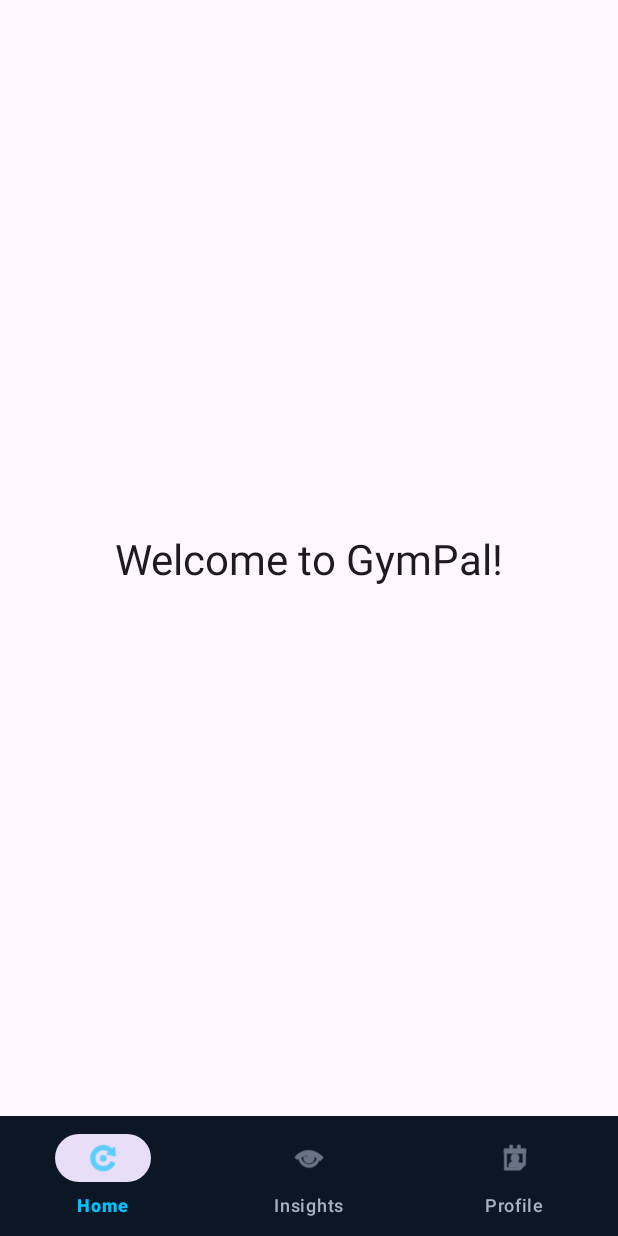
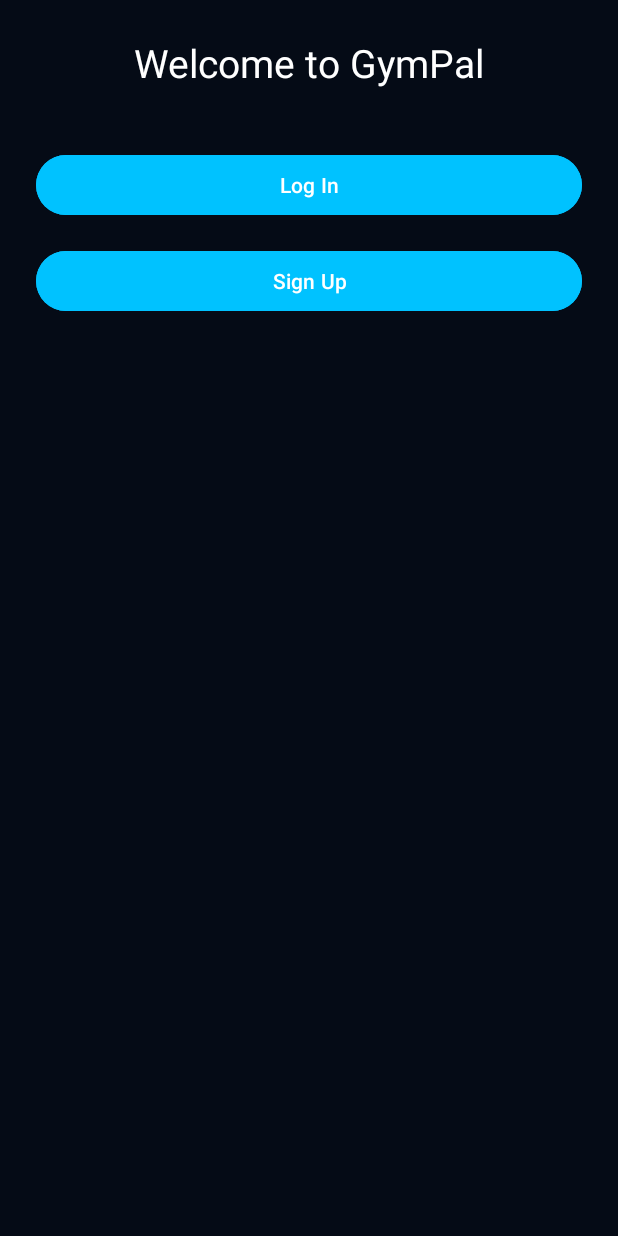
Before and after one commit to lennythecreator/AndroidDevProject, an Android app: the screen it shows after launch (MainActivity), on a phone screen of 412 x 824 dp. Run offline under Robolectric (Android 15) with nearby library versions, the phone set to English and light mode, and no system bars; our stand-ins replace navigation-ui.

Commit message:
Major changes

```diff
--- a/GymPal/app/src/main/java/com/example/gympal/Exercise.kt
+++ /dev/null
@@ -1,8 +0,0 @@
-package com.example.gympal
-
-data class Exercise(
-    val name: String = "",
-    val reps: Int = 0,
-    val sets: Int = 0,
-    val duration: Int = 0
-)
--- a/GymPal/app/src/main/java/com/example/gympal/MainActivity.kt
+++ b/GymPal/app/src/main/java/com/example/gympal/MainActivity.kt
@@ -1,19 +1,44 @@
 package com.example.gympal
 
+import android.content.Intent
 import android.os.Bundle
+import android.widget.Button
 import androidx.activity.enableEdgeToEdge
 import androidx.appcompat.app.AppCompatActivity
 import androidx.core.view.ViewCompat
 import androidx.core.view.WindowInsetsCompat
+import com.google.android.material.bottomnavigation.BottomNavigationView
 import androidx.navigation.fragment.NavHostFragment
 import androidx.navigation.ui.NavigationUI
-import com.google.android.material.bottomnavigation.BottomNavigationView
 
 class MainActivity : AppCompatActivity() {
+
     override fun onCreate(savedInstanceState: Bundle?) {
         super.onCreate(savedInstanceState)
         enableEdgeToEdge()
+
+        val authPrefs = getSharedPreferences("auth_prefs", MODE_PRIVATE)
+//        val loggedIn = authPrefs.getBoolean("logged_in", false)
+        val loggedIn = false
+
+        if (!loggedIn) {
+            // Load login/signup screen
+            setContentView(R.layout.activity_main_logged_out)
+
+            findViewById<Button>(R.id.btnLogin).setOnClickListener {
+                startActivity(Intent(this, LoginActivity::class.java))
+            }
+
+            findViewById<Button>(R.id.btnSignup).setOnClickListener {
+                startActivity(Intent(this, SignUpActivity::class.java))
+            }
+
+            return
+        }
+
+        // User is logged in → load normal app UI
         setContentView(R.layout.activity_main)
+
         ViewCompat.setOnApplyWindowInsetsListener(findViewById(R.id.main)) { v, insets ->
             val systemBars = insets.getInsets(WindowInsetsCompat.Type.systemBars())
             v.setPadding(systemBars.left, systemBars.top, systemBars.right, systemBars.bottom)
--- /dev/null
+++ b/GymPal/app/src/main/res/layout/activity_main_logged_out.xml
@@ -0,0 +1,45 @@
+<?xml version="1.0" encoding="utf-8"?>
+<androidx.constraintlayout.widget.ConstraintLayout
+    xmlns:android="http://schemas.android.com/apk/res/android"
+    xmlns:app="http://schemas.android.com/apk/res-auto"
+    android:layout_width="match_parent"
+    android:layout_height="match_parent"
+    android:padding="24dp"
+    android:background="@color/colorBackgroundDark">
+
+    <TextView
+        android:id="@+id/tvWelcome"
+        android:layout_width="wrap_content"
+        android:layout_height="wrap_content"
+        android:text="Welcome to GymPal"
+        android:textSize="26sp"
+        android:textColor="@color/colorTextPrimary"
+        app:layout_constraintTop_toTopOf="parent"
+        app:layout_constraintStart_toStartOf="parent"
+        app:layout_constraintEnd_toEndOf="parent"/>
+
+    <Button
+        android:id="@+id/btnLogin"
+        android:layout_width="0dp"
+        android:layout_height="wrap_content"
+        android:text="Log In"
+        android:textColor="@color/colorTextPrimary"
+        android:backgroundTint="@color/colorAccent"
+        app:layout_constraintTop_toBottomOf="@+id/tvWelcome"
+        app:layout_constraintStart_toStartOf="parent"
+        app:layout_constraintEnd_toEndOf="parent"
+        android:layout_marginTop="40dp"/>
+
+    <Button
+        android:id="@+id/btnSignup"
+        android:layout_width="0dp"
+        android:layout_height="wrap_content"
+        android:text="Sign Up"
+        android:textColor="@color/colorTextPrimary"
+        android:backgroundTint="@color/colorAccent"
+        app:layout_constraintTop_toBottomOf="@+id/btnLogin"
+        app:layout_constraintStart_toStartOf="parent"
+        app:layout_constraintEnd_toEndOf="parent"
+        android:layout_marginTop="16dp"/>
+
+</androidx.constraintlayout.widget.ConstraintLayout>
```
Also changed, not shown: 1 other file.
